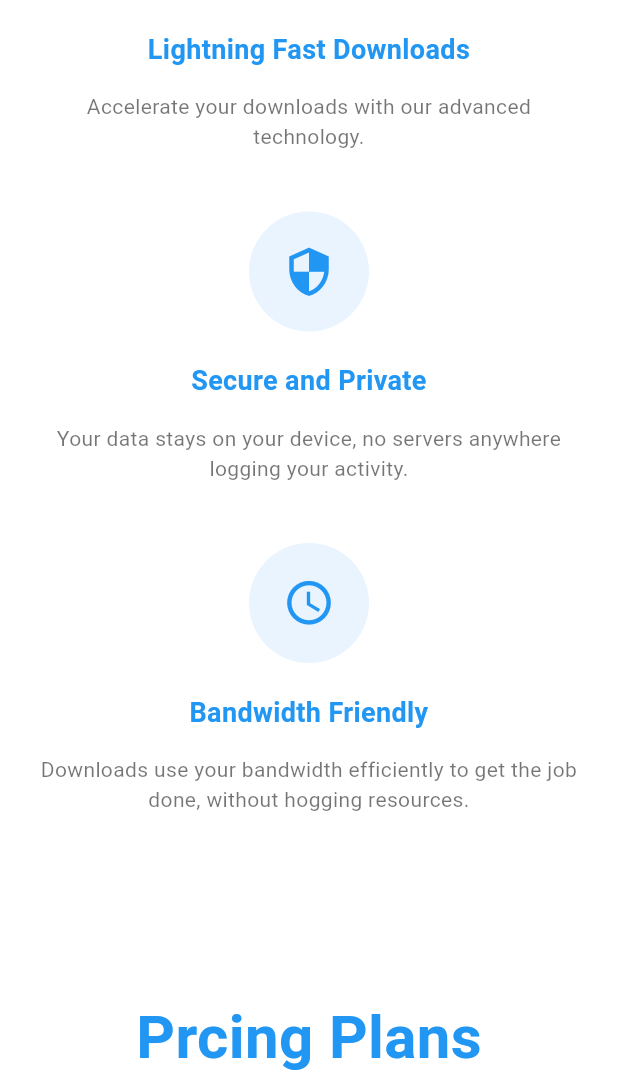
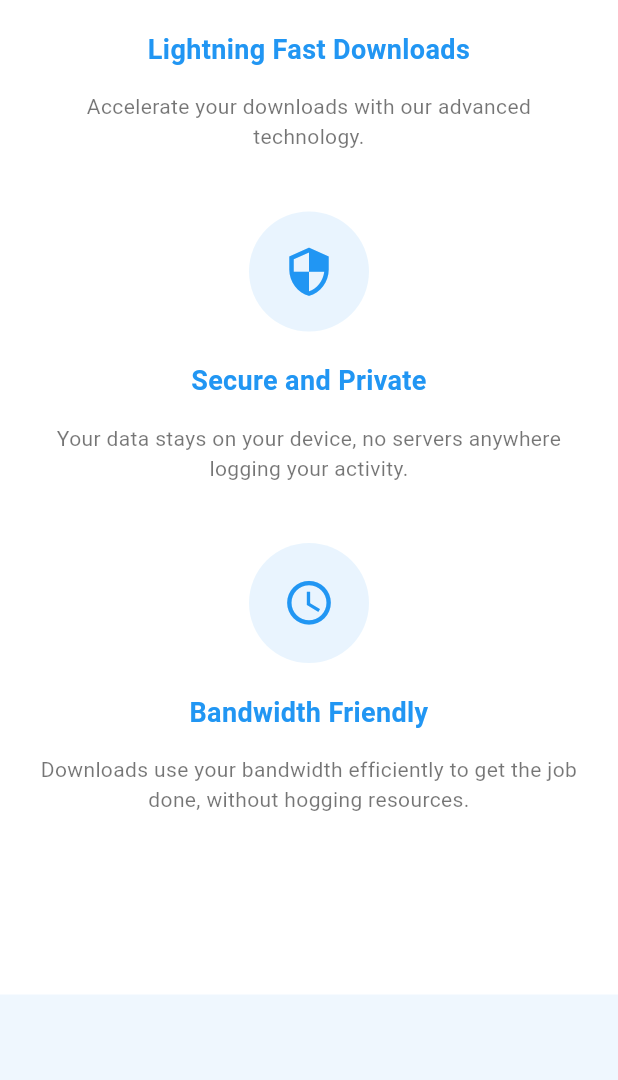
Before and after one commit to ThatLinuxGuyYouKnow/TurboShark-website-, a Flutter app: the screen it shows after launch, scrolled down 953 dp, on a phone screen of 412 x 824 dp, the part 156-1236 px from its top. Run offline on Flutter 3.47's test engine with Material 3 defaults, Android fonts, the light colour scheme and no system bars; our stand-ins replace google_fonts; Roboto replaces fonts that are missing (Ubuntu).

Commit message:
chore: moved pricing text into pricing section

```diff
--- a/lib/UI/screens/homepage.dart
+++ b/lib/UI/screens/homepage.dart
@@ -2,6 +2,7 @@ import 'package:flutter/material.dart';
 import 'package:google_fonts/google_fonts.dart';
 import 'package:turbo_shark_website/UI/sections/featureSection.dart';
 import 'package:turbo_shark_website/UI/sections/heroSection.dart';
+import 'package:turbo_shark_website/UI/sections/pricingSection.dart';
 import 'package:turbo_shark_website/UI/widgets/appBars.dart';
 
 class Homepage extends StatelessWidget {
@@ -27,11 +28,7 @@ class Homepage extends StatelessWidget {
           SizedBox(
             height: 100,
           ),
-          Text(
-            'Prcing Plans',
-            style: GoogleFonts.ubuntu(
-                fontSize: 40, fontWeight: FontWeight.bold, color: Colors.blue),
-          )
+          PricingSection()
         ]),
       ),
     );
--- a/lib/UI/sections/pricingSection.dart
+++ b/lib/UI/sections/pricingSection.dart
@@ -1,11 +1,27 @@
 import 'package:flutter/material.dart';
+import 'package:google_fonts/google_fonts.dart';
 
 class PricingSection extends StatelessWidget {
   Widget build(BuildContext context) {
     final double screenWidth = MediaQuery.of(context).size.width;
     final double screenHeight = MediaQuery.of(context).size.height;
     return Container(
-      child: Padding(padding: EdgeInsets.only(top: 100)),
+      width: screenWidth,
+      color: Colors.blue.shade300.withOpacity(0.1),
+      child: Padding(
+        padding: EdgeInsets.only(top: 100),
+        child: Column(
+          children: [
+            Text(
+              'Prcing Plans',
+              style: GoogleFonts.ubuntu(
+                  fontSize: 40,
+                  fontWeight: FontWeight.bold,
+                  color: Colors.blue),
+            ),
+          ],
+        ),
+      ),
     );
   }
 }
```
